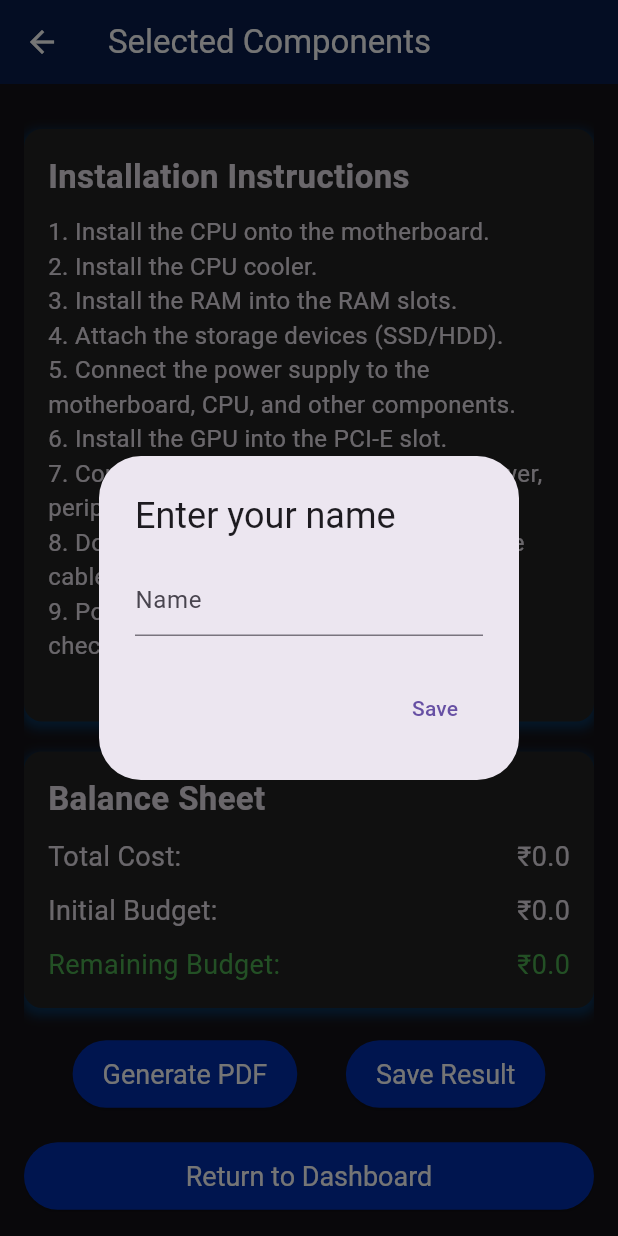
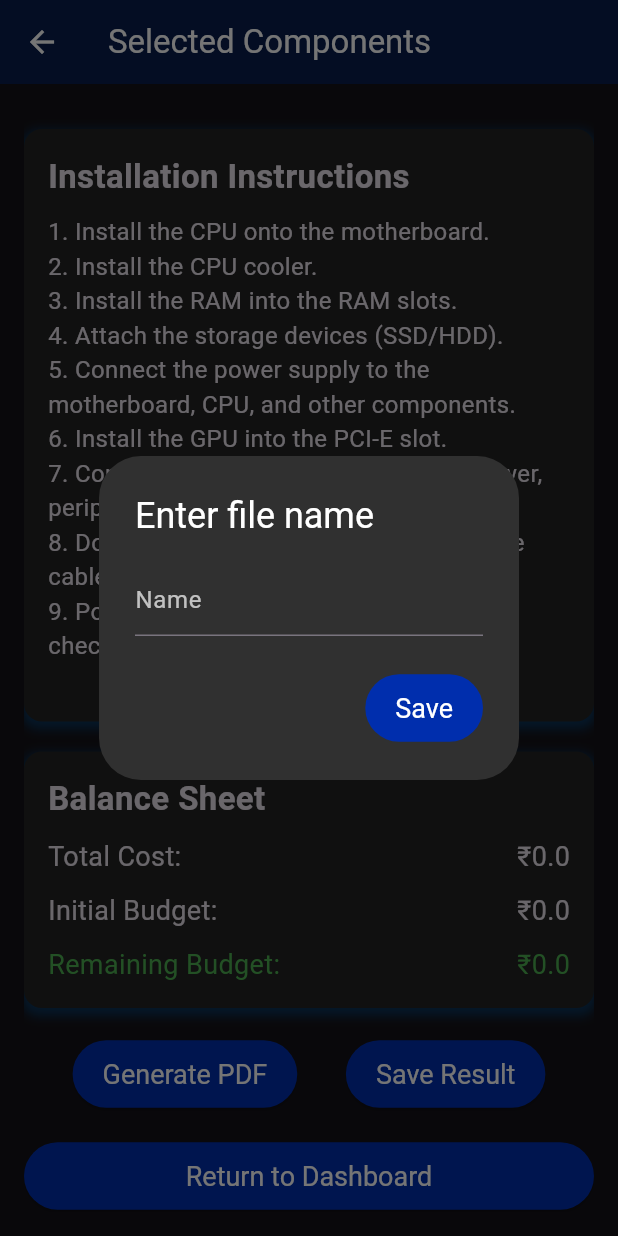
Before and after one commit to Techie-AI/App, a Flutter app: the ResultPage screen opened directly with empty values, scrolled down 148 dp, after a tap on "Save Result", on a phone screen of 412 x 824 dp. Run offline on Flutter 3.47's test engine with Material 3 defaults, Android fonts, the phone set to English and light mode, and no system bars; our stand-ins replace animated_text_kit, flutter_dotenv, google_generative_ai, pdf, printing, shared_preferences and 2 more; accounts and stored records are empty.

Commit message:
Save result box ui updated and on pressing enter it saves

```diff
--- a/lib/pages/result_page/result_page.dart
+++ b/lib/pages/result_page/result_page.dart
@@ -86,15 +86,22 @@ class ResultPage extends StatelessWidget {
           initialBudget ?? jsonDecode(previousResultData!)['initialBudget'],
     });
 
-    // Show a dialog to ask for the user's name
     String? userName = await showDialog<String>(
   context: context,
   builder: (BuildContext context) {
     return AlertDialog(
-          title: const Text('Enter your name'),
+      backgroundColor: Colors.grey[850], // Change background color to grey
+      title: const Text('Enter file name', style: TextStyle(color: Colors.white)),
       content: TextField(
         controller: nameController,
-            decoration: const InputDecoration(hintText: 'Name'),
+        decoration: const InputDecoration(
+          hintText: 'Name',
+          hintStyle: TextStyle(color: Colors.white70),
+        ),
+        style: const TextStyle(color: Colors.white), // Change text color to white
+        onSubmitted: (value) {
+          Navigator.of(context).pop(value); // Save on Enter
+        },
       ),
       actions: [
         TextButton(
@@ -102,6 +109,12 @@ class ResultPage extends StatelessWidget {
             Navigator.of(context).pop(nameController.text);
           },
           child: const Text('Save'),
+          style: TextButton.styleFrom(
+            backgroundColor: const Color.fromARGB(255, 0, 46, 173), // Change to blue
+            foregroundColor: Colors.white,
+            padding: const EdgeInsets.symmetric(vertical: 12, horizontal: 20),
+            textStyle: const TextStyle(fontSize: 18),
+          ),
         ),
       ],
     );
```
Lines whose indentation alone changed are shown as unchanged.
